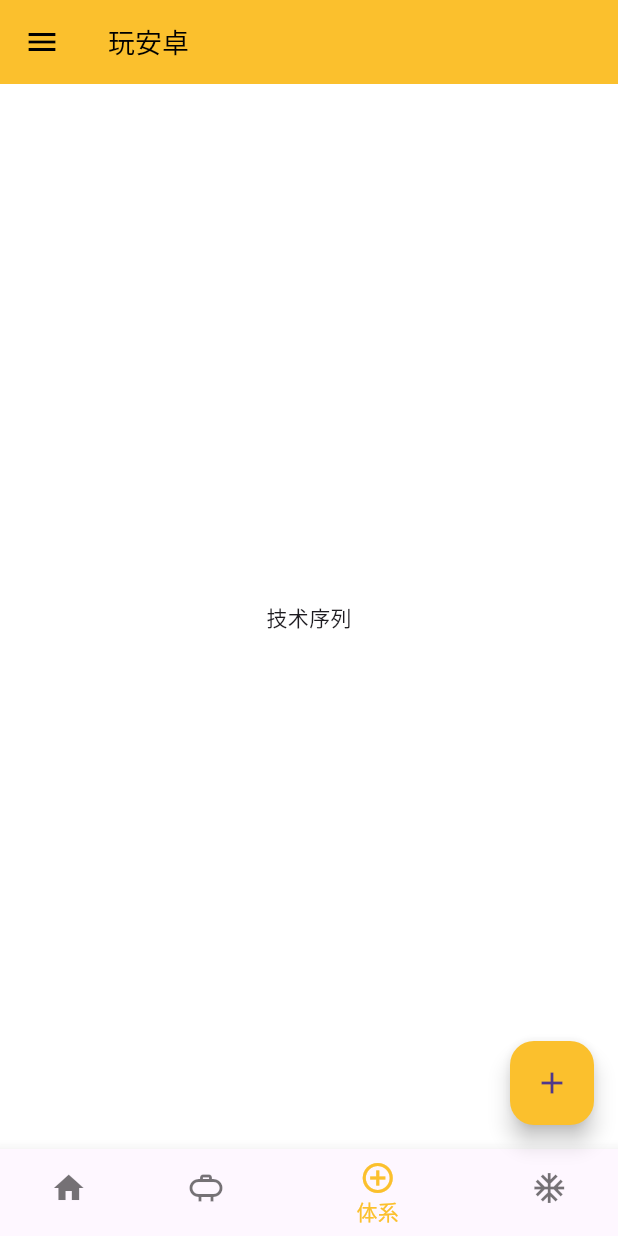
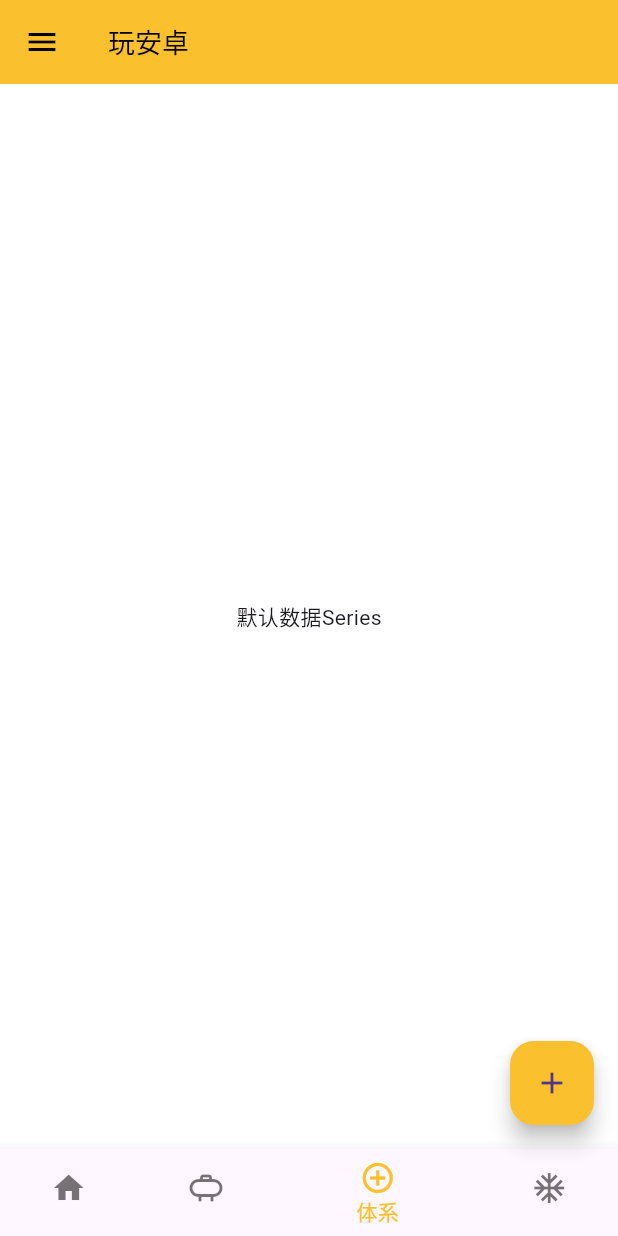
Before and after one commit to jackeyvan/flutter_wan_android, a Flutter app: the screen it shows after launch, item 3 of the bottom bar chosen, on a phone screen of 412 x 824 dp. Run offline on Flutter 3.47's test engine with Material 3 defaults, Android fonts, the phone set to English and light mode, and no system bars; our stand-ins replace dio, easy_refresh, get, get_storage, logger; network calls fail.

Commit message:
完成tabbar处理

```diff
--- a/lib/app/modules/home/home_controller.dart
+++ b/lib/app/modules/home/home_controller.dart
@@ -8,11 +8,13 @@ class HomeController extends GetxController {
 
   final _apiProvider = Get.find<ApiProvider>();
 
-  final testdata = "我是测试数据".obs;
+  final data = "我是测试数据Home".obs;
 
   @override
   void onInit() {
     print("------------> HomeController ---- onInit");
+
+    loadData();
   }
 
   @override
@@ -28,6 +30,8 @@ class HomeController extends GetxController {
   void loadData() async {
     _apiProvider.banner().then((value) {
       print("------------> HomeController ---- ${value[0].desc}");
+
+      data.value = value[0].desc ?? "返回成功，但是数据为空";
     });
   }
 }
--- a/lib/app/modules/home/home_page.dart
+++ b/lib/app/modules/home/home_page.dart
@@ -6,11 +6,11 @@ import 'home_controller.dart';
 class HomePage extends GetView<HomeController> {
   @override
   Widget build(BuildContext context) {
-    return GetBuilder(
+    return GetX(
         init: HomeController(),
         builder: (c) => Scaffold(
                 body: Center(
-              child: Text(controller.testdata.value),
+              child: Text(controller.data.value),
             )));
   }
 }
--- a/lib/app/modules/platform/platform_controller.dart
+++ b/lib/app/modules/platform/platform_controller.dart
@@ -1,9 +1,19 @@
 import 'package:get/get.dart';
 
+import 'platform_provider.dart';
+
 class PlatformController extends GetxController {
+  final _provider = PlatformProvider();
+
+  var data = "微信公众号".obs;
+
   @override
   void onInit() {
     print("------------> PlatformController ---- onInit");
+
+    _provider.banner().then((value) {
+      data.value = value[0].title ?? "请求成功，但是数据为空";
+    });
   }
 
   @override
--- a/lib/app/modules/project/project_controller.dart
+++ b/lib/app/modules/project/project_controller.dart
@@ -10,12 +10,14 @@ class ProjectController extends GetxController
 
   final _tabs = <ProjectTabModel>[].obs;
 
+  final data = "测试".obs;
+
   late TabController _tabController;
 
   @override
   void onInit() {
     super.onInit();
-    _tabController = TabController(vsync: this, length: 0);
+    _tabController = TabController(vsync: this, length: _tabs.length);
 
     _provider.projectTables().then((value) {
       _tabController = TabController(vsync: this, length: value.length);
--- a/lib/app/modules/project/project_page.dart
+++ b/lib/app/modules/project/project_page.dart
@@ -15,6 +15,7 @@ class ProjectPage extends GetView<ProjectController> {
                 preferredSize: const Size.fromHeight(48),
                 child: AppBar(
                   bottom: TabBar(
+                    tabAlignment: TabAlignment.start,
                     indicatorSize: TabBarIndicatorSize.label,
                     isScrollable: true,
                     tabs: buildTabs(),
--- a/lib/app/modules/series/series_controller.dart
+++ b/lib/app/modules/series/series_controller.dart
@@ -1,9 +1,19 @@
 import 'package:get/get.dart';
 
+import 'series_provider.dart';
+
 class SeriesController extends GetxController {
+  final _provider = SeriesProvider();
+
+  var data = "默认数据Series".obs;
+
   @override
   void onInit() {
     print("------------> SeriesController ---- onInit");
+
+    _provider.banner().then((value) {
+      data.value = value[0].title ?? "请求成功，数据为空";
+    });
   }
 
   @override
--- a/lib/app/modules/series/series_page.dart
+++ b/lib/app/modules/series/series_page.dart
@@ -1,11 +1,16 @@
 import 'package:flutter/material.dart';
 import 'package:get/get.dart';
 
-class SeriesPage extends GetView {
+import 'series_controller.dart';
+
+class SeriesPage extends GetView<SeriesController> {
   @override
   Widget build(BuildContext context) {
-    return Center(
-      child: Text("技术序列"),
-    );
+    return GetX<SeriesController>(
+        init: SeriesController(),
+        builder: (c) => Scaffold(
+                body: Center(
+              child: Text(c.data.value),
+            )));
   }
 }
--- a/lib/core/service/api/api_service.dart
+++ b/lib/core/service/api/api_service.dart
@@ -177,6 +177,7 @@ class ApiService {
         Log.d('网络请求耗时：$duration 毫秒\n'
             'HttpCode：${response.statusCode} \n'
             'HttpMessage：${response.statusMessage} \n'
+            '请求url：${response.realUri} \n'
             '响应内容：${response.data}}');
       } else {
         response = await request();
--- a/lib/core/service/api/interceptor/cache_Interceptor.dart
+++ b/lib/core/service/api/interceptor/cache_Interceptor.dart
@@ -1,7 +1,6 @@
 import 'package:dio/dio.dart';
 import 'package:flutter_wan_android/core/core.dart';
 
-import '../../../log/log.dart';
 import '../api_service.dart';
 
 /// 缓存拦截器
@@ -85,8 +84,8 @@ class CacheInterceptor extends Interceptor {
         /// 网络请求完成之后获取正常的Json-Map
         Map<String, dynamic> json = response.data;
 
-        Log.d('Response 中携带缓存处理逻辑 cacheMode ==== > $cacheMode '
-            'cacheKey ==== > $cacheKey cacheExpire ==== > $cacheExpire');
+        // Log.d('Response 中携带缓存处理逻辑 cacheMode ==== > $cacheMode '
+        //     'cacheKey ==== > $cacheKey cacheExpire ==== > $cacheExpire');
 
         Duration? duration;
         if (cacheExpire != null) {
```
Also changed, not shown: lib/app/modules/platform/platform_binding.dart (deleted, +0 -10 lines), lib/app/modules/platform/platform_page.dart (+9 -4 lines), lib/app/modules/platform/platform_provider.dart (added, +20 -0 lines), lib/app/modules/series/series_binding.dart (deleted, +0 -10 lines), lib/app/modules/series/series_provider.dart (added, +20 -0 lines), 1 other file.
